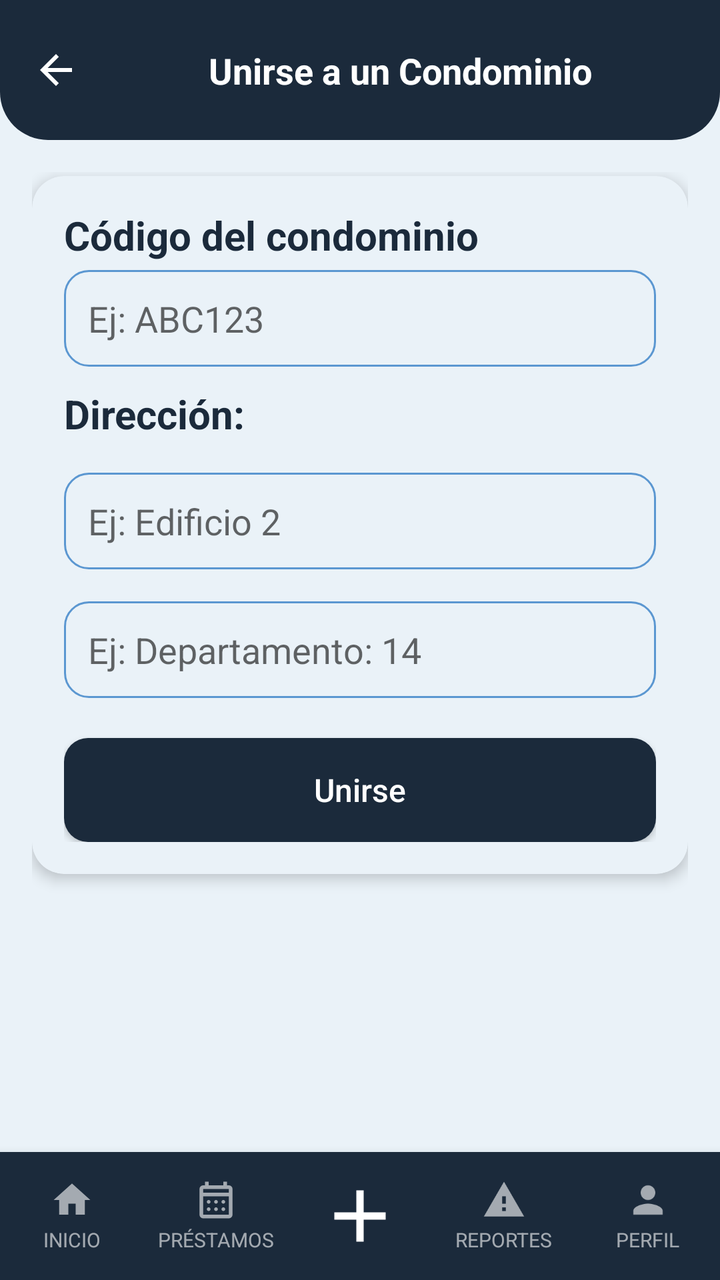
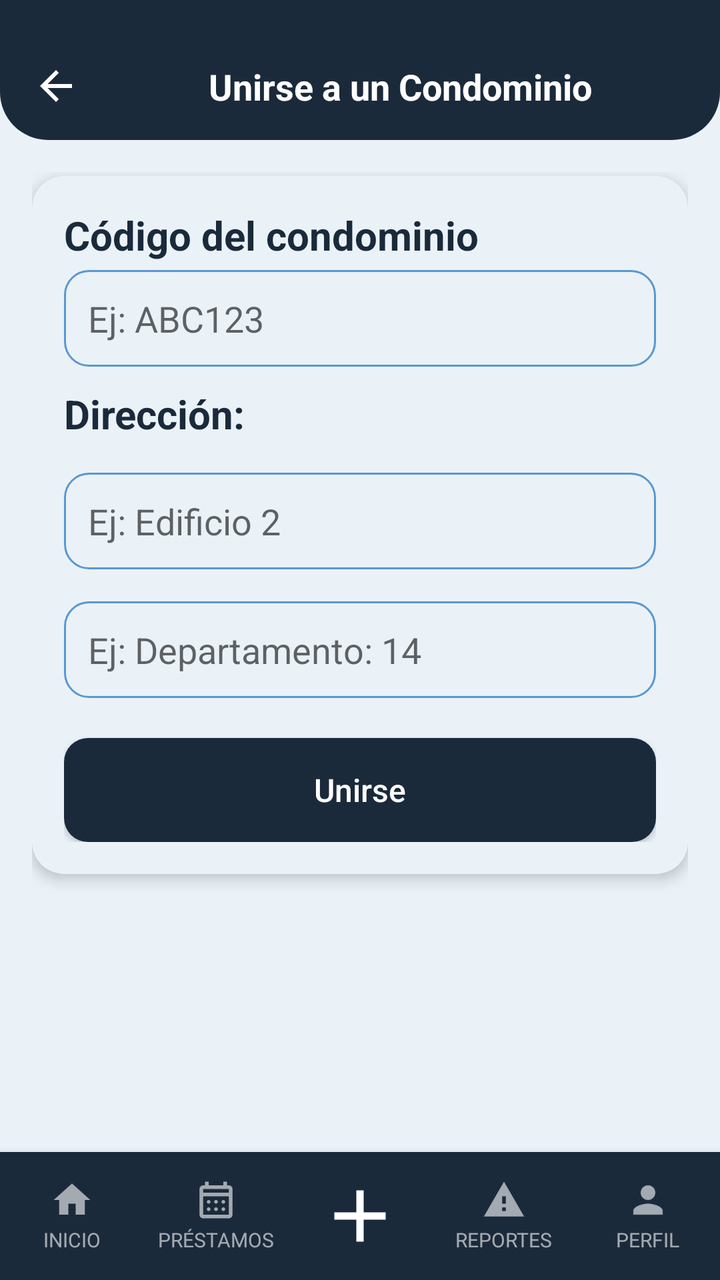

Screens rendered from an Android XML layout before and after an edit, with the pre-edit source and the edit as a unified diff.
<!-- AndroidManifest.xml: application theme Theme.YipShare -->
<!-- res/layout/activity_ingreso_condominio.xml -->
<?xml version="1.0" encoding="utf-8"?>
<androidx.constraintlayout.widget.ConstraintLayout
    xmlns:android="http://schemas.android.com/apk/res/android"
    xmlns:app="http://schemas.android.com/apk/res-auto"
    android:id="@+id/main"
    android:layout_width="match_parent"
    android:layout_height="match_parent"
    android:background="@color/fondo_pantalla">


    <View
        android:id="@+id/bg_header"
        android:layout_width="0dp"
        android:layout_height="0dp"
        android:background="@drawable/bg_header"
        app:layout_constraintTop_toTopOf="parent"
        app:layout_constraintStart_toStartOf="parent"
        app:layout_constraintEnd_toEndOf="parent"
        app:layout_constraintBottom_toBottomOf="@id/guideline_header" />

    <androidx.constraintlayout.widget.Guideline
        android:id="@+id/guideline_header"
        android:layout_width="wrap_content"
        android:layout_height="wrap_content"
        android:orientation="horizontal"
        app:layout_constraintGuide_begin="70dp" />

    <ImageView
        android:id="@+id/btn_regresar"
        android:layout_width="24dp"
        android:layout_height="24dp"
        android:src="@drawable/ic_arrow_back"
        app:tint="@android:color/white"
        android:contentDescription="Regresar"
        android:clickable="true"
        android:focusable="true"
        android:background="?attr/selectableItemBackgroundBorderless"
        android:layout_marginStart="16dp"
        app:layout_constraintTop_toTopOf="@id/bg_header"
        app:layout_constraintBottom_toBottomOf="@id/bg_header"
        app:layout_constraintStart_toStartOf="parent" />

    <TextView
        android:id="@+id/tv_titulo_pantalla"
        android:layout_width="0dp"
        android:layout_height="wrap_content"
        android:text="Unirse a un Condominio"
        android:textAlignment="center"
        android:textColor="@android:color/white"
        android:textStyle="bold"
        android:textSize="18sp"
        android:gravity="center"
        app:layout_constraintTop_toTopOf="@id/bg_header"
        app:layout_constraintBottom_toBottomOf="@id/bg_header"
        app:layout_constraintStart_toEndOf="@id/btn_regresar"
        app:layout_constraintEnd_toEndOf="parent" />


    <ScrollView
        android:layout_width="0dp"
        android:layout_height="0dp"
        android:fillViewport="true"
        app:layout_constraintTop_toBottomOf="@id/guideline_header"
        app:layout_constraintStart_toStartOf="parent"
        app:layout_constraintEnd_toEndOf="parent"
        app:layout_constraintBottom_toTopOf="@id/bottom_nav">

        <androidx.constraintlayout.widget.ConstraintLayout
            android:layout_width="match_parent"
            android:layout_height="wrap_content"
            android:padding="16dp">

            <androidx.cardview.widget.CardView
                android:id="@+id/card_unirse"
                android:layout_width="0dp"
                android:layout_height="wrap_content"
                android:layout_marginTop="2dp"
                app:cardCornerRadius="16dp"
                app:cardElevation="4dp"
                app:cardBackgroundColor="@color/color_tarjeta"
                app:layout_constraintTop_toTopOf="parent"
                app:layout_constraintStart_toStartOf="parent"
                app:layout_constraintEnd_toEndOf="parent">

                <LinearLayout
                    android:layout_width="match_parent"
                    android:layout_height="wrap_content"
                    android:orientation="vertical"
                    android:padding="16dp">

                    <TextView
                        style="@style/TextTitle"
                        android:layout_width="wrap_content"
                        android:layout_height="wrap_content"
                        android:text="Código del condominio"
                        android:textSize="20sp" />

                    <EditText
                        android:id="@+id/et_codigo_condominio"
                        android:layout_width="match_parent"
                        android:layout_height="wrap_content"
                        android:layout_marginTop="4dp"
                        android:background="@drawable/bg_input"
                        android:hint="Ej: ABC123"
                        android:inputType="textCapCharacters"
                        android:maxLines="1"
                        android:padding="12dp" />

                    <TextView
                        android:id="@+id/tv_error_codigo"
                        android:layout_width="wrap_content"
                        android:layout_height="wrap_content"
                        android:layout_marginTop="6dp"
                        android:text="Código inválido"
                        android:textColor="#D32F2F"
                        android:textSize="12sp"
                        android:visibility="gone" />

                    <TextView
                        android:id="@+id/tv_direccion"
                        style="@style/TextTitle"
                        android:layout_width="wrap_content"
                        android:layout_height="wrap_content"
                        android:layout_marginTop="10dp"
                        android:text="Dirección:"
                        android:textSize="20sp" />

                    <EditText
                        android:id="@+id/et_direccion_edificio"
                        android:layout_width="match_parent"
                        android:layout_height="wrap_content"
                        android:layout_marginTop="16dp"
                        android:background="@drawable/bg_input"
                        android:hint="Ej: Edificio 2"
                        android:inputType="textPostalAddress"
                        android:maxLines="1"
                        android:padding="12dp" />

                    <EditText
                        android:id="@+id/et_direccion_departamento"
                        android:layout_width="match_parent"
                        android:layout_height="wrap_content"
                        android:layout_marginTop="16dp"
                        android:background="@drawable/bg_input"
                        android:hint="Ej: Departamento: 14"
                        android:inputType="textPostalAddress"
                        android:maxLines="1"
                        android:padding="12dp" />

                    <Button
                        android:id="@+id/btn_unirse"
                        style="@style/ButtonPrimary"
                        android:layout_width="match_parent"
                        android:layout_height="52dp"
                        android:layout_marginTop="20dp"
                        android:text="Unirse" />

                </LinearLayout>

            </androidx.cardview.widget.CardView>

        </androidx.constraintlayout.widget.ConstraintLayout>

    </ScrollView>


    <LinearLayout
        android:id="@+id/bottom_nav"
        android:layout_width="0dp"
        android:layout_height="64dp"
        android:orientation="horizontal"
        android:weightSum="5"
        android:background="@color/azul_yipshare"
        android:elevation="8dp"
        app:layout_constraintBottom_toBottomOf="parent"
        app:layout_constraintStart_toStartOf="parent"
        app:layout_constraintEnd_toEndOf="parent">

        <LinearLayout
            android:id="@+id/nav_inicio"
            android:layout_width="0dp"
            android:layout_height="match_parent"
            android:layout_weight="1"
            android:orientation="vertical"
            android:gravity="center"
            android:clickable="true"
            android:focusable="true"
            android:background="?attr/selectableItemBackgroundBorderless">

            <ImageView
                android:id="@+id/imageView_inicio"
                android:layout_width="22dp"
                android:layout_height="22dp"
                android:src="@drawable/ic_house_princial"
                app:tint="#99FFFFFF"
                android:clickable="true"
                android:focusable="true"
                android:contentDescription="Inicio" />

            <TextView
                android:id="@+id/textView_inicio"
                android:layout_width="wrap_content"
                android:layout_height="wrap_content"
                android:text="INICIO"
                android:textColor="#99FFFFFF"
                android:textSize="10sp"
                android:layout_marginTop="2dp" />
        </LinearLayout>

        <LinearLayout
            android:id="@+id/nav_prestamos"
            android:layout_width="0dp"
            android:layout_height="match_parent"
            android:layout_weight="1"
            android:orientation="vertical"
            android:gravity="center"
            android:clickable="true"
            android:focusable="true"
            android:background="?attr/selectableItemBackgroundBorderless">

            <ImageView
                android:id="@+id/imageView_prestamos"
                android:layout_width="22dp"
                android:layout_height="22dp"
                android:src="@drawable/ic_calendar_month"
                app:tint="#99FFFFFF"

                android:contentDescription="Préstamos" />

            <TextView
                android:id="@+id/textView_prestamos"
                android:layout_width="wrap_content"
                android:layout_height="wrap_content"
                android:text="PRÉSTAMOS"
                android:textColor="#99FFFFFF"
                android:textSize="10sp"
                android:layout_marginTop="2dp" />
        </LinearLayout>

        <LinearLayout
            android:id="@+id/nav_agregar"
            android:layout_width="0dp"
            android:layout_height="match_parent"
            android:layout_weight="1"
            android:orientation="vertical"
            android:gravity="center"
            android:clickable="true"
            android:focusable="true"
            android:background="?attr/selectableItemBackgroundBorderless">

            <ImageView
                android:id="@+id/imageView_agregar"
                android:layout_width="44dp"
                android:layout_height="44dp"
                android:src="@drawable/ic_plus_icon"
                app:tint="@android:color/white"
                android:clickable="true"
                android:focusable="true"
                android:contentDescription="Agregar" />
        </LinearLayout>

        <LinearLayout
            android:id="@+id/nav_reportes"
            android:layout_width="0dp"
            android:layout_height="match_parent"
            android:layout_weight="1"
            android:orientation="vertical"
            android:gravity="center"
            android:clickable="true"
            android:focusable="true"
            android:background="?attr/selectableItemBackgroundBorderless">

            <ImageView
                android:id="@+id/imageView_reportes"
                android:layout_width="22dp"
                android:layout_height="22dp"
                android:src="@drawable/ic_warning"
                app:tint="#99FFFFFF"
                android:contentDescription="Reportes" />

            <TextView
                android:id="@+id/textView_reportes"
                android:layout_width="wrap_content"
                android:layout_height="wrap_content"
                android:text="REPORTES"
                android:textColor="#99FFFFFF"
                android:textSize="10sp"
                android:layout_marginTop="2dp" />
        </LinearLayout>

        <LinearLayout
            android:id="@+id/nav_perfil"
            android:layout_width="0dp"
            android:layout_height="match_parent"
            android:layout_weight="1"
            android:orientation="vertical"
            android:gravity="center"
            android:clickable="true"
            android:focusable="true"
            android:background="?attr/selectableItemBackgroundBorderless">

            <ImageView
                android:id="@+id/imageView_perfil"
                android:layout_width="22dp"
                android:layout_height="22dp"
                android:src="@drawable/ic_person"
                app:tint="#99FFFFFF"
                android:contentDescription="Perfil" />

            <TextView
                android:id="@+id/textView_perfil"
                android:layout_width="wrap_content"
                android:layout_height="wrap_content"
                android:text="PERFIL"
                android:textColor="#99FFFFFF"
                android:textSize="10sp"
                android:layout_marginTop="2dp" />
        </LinearLayout>

    </LinearLayout>

</androidx.constraintlayout.widget.ConstraintLayout>
<!-- resources referenced by this layout -->
<resources>
  <color name="azul_yipshare">#1B2A3B</color>
  <color name="color_tarjeta">#EAF2F8</color>
  <color name="fondo_pantalla">#EAF2F8</color>
  <!-- drawable bg_header (drawable) -->
  <?xml version="1.0" encoding="utf-8"?>
  <shape xmlns:android="http://schemas.android.com/apk/res/android"
      android:shape="rectangle">
      <solid android:color="@color/azul_yipshare" />
      <corners
          android:bottomLeftRadius="24dp"
          android:bottomRightRadius="24dp" />
  </shape>
  <!-- drawable ic_arrow_back (drawable) -->
  <vector xmlns:android="http://schemas.android.com/apk/res/android"
      android:width="24dp"
      android:height="24dp"
      android:viewportWidth="24"
      android:viewportHeight="24"
      android:tint="?attr/colorControlNormal">
      <path
          android:fillColor="@android:color/white"
          android:pathData="M20,11H7.83l5.59,-5.59L12,4l-8,8 8,8 1.41,-1.41L7.83,13H20v-2z"/>
  </vector>
  <!-- drawable ic_house_princial (drawable) -->
  <vector xmlns:android="http://schemas.android.com/apk/res/android"
      android:width="24dp"
      android:height="24dp"
      android:viewportWidth="24"
      android:viewportHeight="24">
      <path
          android:fillColor="@android:color/white"
          android:pathData="M10,20v-6h4v6h5v-8h3L12,3 2,12h3v8z"/>
  </vector>
  <!-- drawable ic_person (drawable) -->
  <vector xmlns:android="http://schemas.android.com/apk/res/android"
      android:width="24dp"
      android:height="24dp"
      android:viewportWidth="24"
      android:viewportHeight="24">
      <path
          android:fillColor="@android:color/white"
          android:pathData="M12,12c2.21,0 4,-1.79 4,-4s-1.79,-4 -4,-4 -4,1.79 -4,4 1.79,4 4,4zM12,14c-2.67,0 -8,1.34 -8,4v2h16v-2c0,-2.66 -5.33,-4 -8,-4z"/>
  </vector>
  <!-- drawable ic_plus_icon (drawable) -->
  <vector xmlns:android="http://schemas.android.com/apk/res/android"
      android:width="24dp"
      android:height="24dp"
      android:viewportWidth="960"
      android:viewportHeight="960">
      <path
          android:fillColor="@android:color/white"
          android:pathData="M440,520L200,520L200,440L440,440L440,200L520,200L520,440L760,440L760,520L520,520L520,760L440,760L440,520Z"/>
  </vector>
  <!-- drawable ic_warning (drawable) -->
  <vector xmlns:android="http://schemas.android.com/apk/res/android"
      android:width="24dp"
      android:height="24dp"
      android:viewportWidth="24"
      android:viewportHeight="24">
      <path
          android:fillColor="@android:color/white"
          android:pathData="M1,21h22L12,2 1,21zM13,18h-2v-2h2v2zM13,14h-2v-4h2v4z"/>
  </vector>
  <style name="ButtonPrimary">
          <item name="android:layout_width">match_parent</item>
          <item name="android:layout_height">52dp</item>
          <item name="android:background">@drawable/bg_button_primary</item>
          <item name="android:textColor">#FFFFFF</item>
          <item name="android:textSize">16sp</item>
          <item name="android:textAllCaps">false</item>
      </style>
  <style name="TextTitle">
          <item name="android:textColor">@color/azul_yipshare</item>
          <item name="android:textSize">18sp</item>
          <item name="android:textStyle">bold</item>
      </style>
  <style name="Theme.YipShare" parent="Theme.AppCompat.DayNight.NoActionBar">
          <item name="android:windowBackground">@color/fondo_pantalla</item>
      </style>
  <color name="input_fondo">#EAF2F8</color>
  <color name="input_stroke">#5B97D1</color>
  <!-- drawable bg_button_primary (drawable) -->
  <?xml version="1.0" encoding="utf-8"?>
  <shape xmlns:android="http://schemas.android.com/apk/res/android"
      android:shape="rectangle">
      <solid android:color="@color/azul_yipshare" />
      <corners android:radius="12dp" />
  </shape>
  <!-- unchanged entries left out for length: 2 -->
</resources>

<!-- the commit's change to res/layout/activity_ingreso_condominio.xml (unified diff, before → after) -->
@@ -35,6 +35,7 @@
         android:clickable="true"
         android:focusable="true"
         android:background="?attr/selectableItemBackgroundBorderless"
+        android:layout_marginTop="16dp"
         android:layout_marginStart="16dp"
         app:layout_constraintTop_toTopOf="@id/bg_header"
         app:layout_constraintBottom_toBottomOf="@id/bg_header"
@@ -50,6 +51,7 @@
         android:textStyle="bold"
         android:textSize="18sp"
         android:gravity="center"
+        android:layout_marginTop="16dp"
         app:layout_constraintTop_toTopOf="@id/bg_header"
         app:layout_constraintBottom_toBottomOf="@id/bg_header"
         app:layout_constraintStart_toEndOf="@id/btn_regresar"
